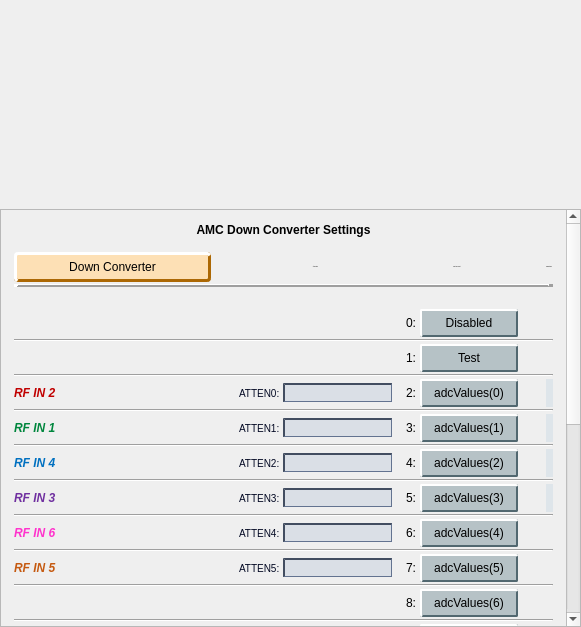
Old version of the form individuals/downconverter_mux_select.ui in the repository cristinasewell/ATCA_PyDM_Screens.
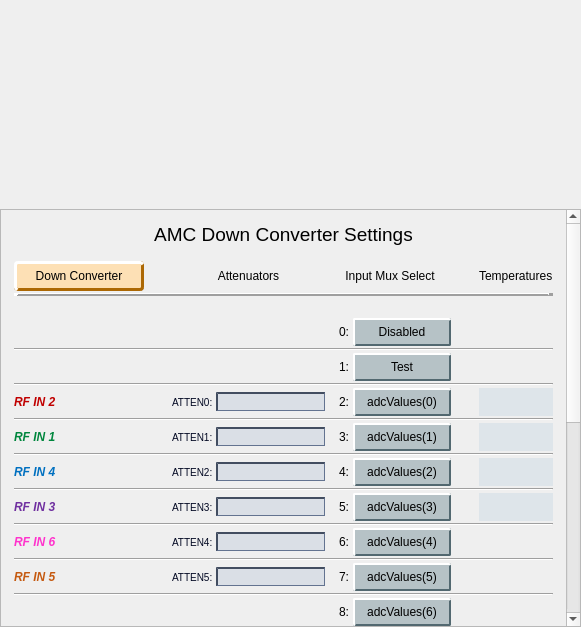
New version of the form. Custom widgets are drawn as their Qt base class.

Commit message: FIX: take font-size out of the stylesheets

Diff of the .ui file:
```diff
--- a/individuals/downconverter_mux_select.ui
+++ b/individuals/downconverter_mux_select.ui
@@ -127,7 +127,7 @@
         <x>0</x>
         <y>0</y>
         <width>569</width>
-        <height>770</height>
+        <height>773</height>
        </rect>
       </property>
       <layout class="QVBoxLayout" name="verticalLayout">
@@ -157,9 +157,7 @@
          <item row="2" column="2">
           <widget class="QLabel" name="label">
            <property name="font">
-            <font>
-             <pointsize>-1</pointsize>
-            </font>
+            <font/>
            </property>
            <property name="styleSheet">
             <string notr="true"/>
@@ -443,9 +441,7 @@
          <item row="16" column="6">
           <widget class="PyDMLabel" name="PyDMLabel_4">
            <property name="font">
-            <font>
-             <pointsize>-1</pointsize>
-            </font>
+            <font/>
            </property>
            <property name="toolTip">
             <string/>
@@ -831,9 +827,7 @@
          <item row="10" column="6">
           <widget class="PyDMLabel" name="PyDMLabel">
            <property name="font">
-            <font>
-             <pointsize>-1</pointsize>
-            </font>
+            <font/>
            </property>
            <property name="toolTip">
             <string/>
@@ -1215,9 +1209,7 @@
          <item row="2" column="6">
           <widget class="QLabel" name="label_17">
            <property name="font">
-            <font>
-             <pointsize>-1</pointsize>
-            </font>
+            <font/>
            </property>
            <property name="styleSheet">
             <string notr="true"/>
@@ -1473,9 +1465,7 @@
          <item row="2" column="3" colspan="2">
           <widget class="PyDMLabel" name="PyDMLabel_21">
            <property name="font">
-            <font>
-             <pointsize>-1</pointsize>
-            </font>
+            <font/>
            </property>
            <property name="toolTip">
             <string/>
@@ -1557,9 +1547,7 @@
          <item row="12" column="6">
           <widget class="PyDMLabel" name="PyDMLabel_2">
            <property name="font">
-            <font>
-             <pointsize>-1</pointsize>
-            </font>
+            <font/>
            </property>
            <property name="toolTip">
             <string/>
@@ -1644,9 +1632,7 @@
          <item row="14" column="6">
           <widget class="PyDMLabel" name="PyDMLabel_3">
            <property name="font">
-            <font>
-             <pointsize>-1</pointsize>
-            </font>
+            <font/>
            </property>
            <property name="toolTip">
             <string/>
@@ -1800,11 +1786,13 @@
          </item>
          <item row="0" column="0" colspan="7">
           <widget class="QLabel" name="label_18">
+           <property name="font">
+            <font>
+             <pointsize>14</pointsize>
+            </font>
+           </property>
            <property name="styleSheet">
-            <string notr="true">QLabel{
-  font-size: 12px;
-  font: bold;
-}</string>
+            <string notr="true"/>
            </property>
            <property name="text">
             <string>AMC Down Converter Settings</string>
```
The commit also changes 8 other files.
